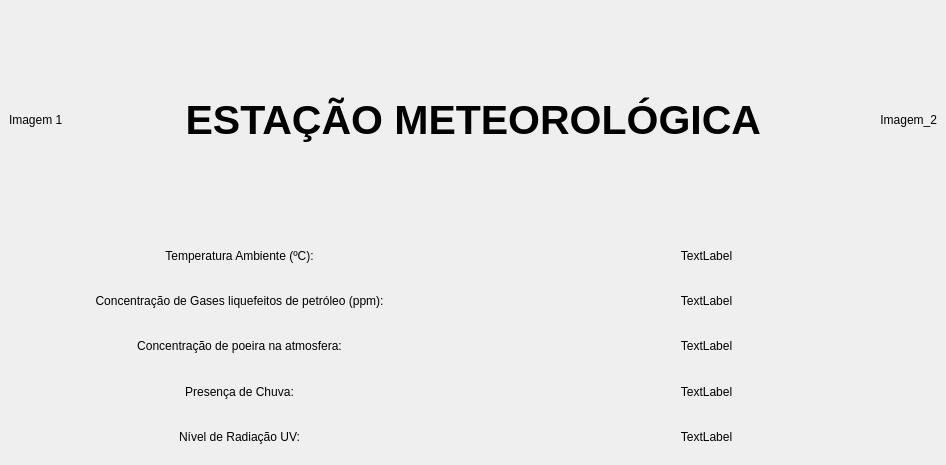
Before: the Qt Designer form QT Project/Projeto-Final-Lab3/mainwindow.ui in matheussebastiani/Lab3-Projeto-Final, drawn with Qt 5.
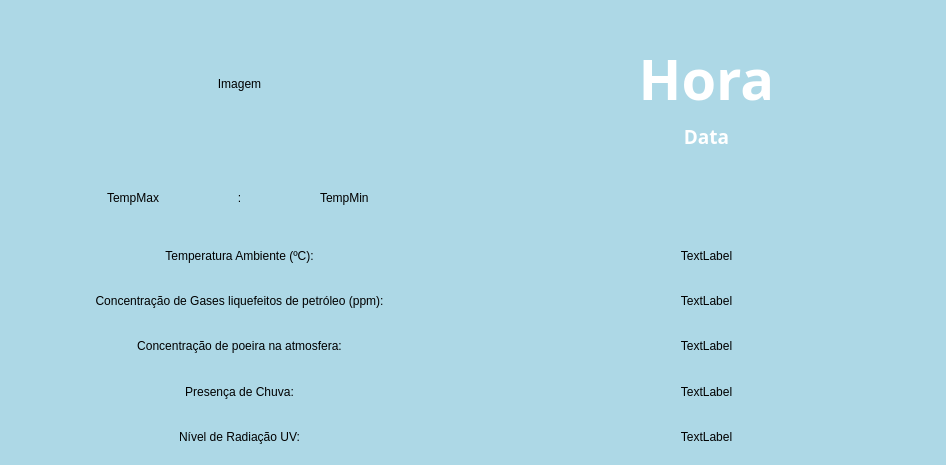
After: the same form once the commit is applied.

Commit message: Atualizei a interface gráfica e adicionei um arquivo .qrc

Diff of the .ui file:
```diff
--- a/QT Project/Projeto-Final-Lab3/mainwindow.ui
+++ b/QT Project/Projeto-Final-Lab3/mainwindow.ui
@@ -25,9 +25,12 @@
   <property name="windowTitle">
    <string>Estação Meteorológica</string>
   </property>
+  <property name="styleSheet">
+   <string notr="true">background-color: lightblue;</string>
+  </property>
   <widget class="QWidget" name="centralwidget">
    <layout class="QGridLayout" name="gridLayout_2">
-    <item row="1" column="0">
+    <item row="2" column="0">
      <layout class="QGridLayout" name="gridLayout">
       <item row="1" column="0">
        <widget class="QLabel" name="gases_label">
@@ -134,38 +137,113 @@
     <item row="0" column="0">
      <layout class="QHBoxLayout" name="horizontalLayout">
       <item>
-       <widget class="QLabel" name="imagem_1_label">
+       <layout class="QVBoxLayout" name="verticalLayout_5">
+        <item>
+         <widget class="QLabel" name="imagem_label">
+          <property name="minimumSize">
+           <size>
+            <width>150</width>
+            <height>150</height>
+           </size>
+          </property>
         <property name="text">
-         <string>Imagem 1</string>
-        </property>
+           <string>Imagem</string>
+          </property>
+          <property name="alignment">
+           <set>Qt::AlignCenter</set>
+          </property>
        </widget>
       </item>
       <item>
-       <widget class="QLabel" name="titulo_label">
+         <layout class="QHBoxLayout" name="horizontalLayout_2">
+          <item>
+           <widget class="QLabel" name="temp_max_label">
+            <property name="text">
+             <string>TempMax</string>
+            </property>
+            <property name="alignment">
+             <set>Qt::AlignRight|Qt::AlignTrailing|Qt::AlignVCenter</set>
+            </property>
+           </widget>
+          </item>
+          <item>
+           <widget class="QLabel" name="label_2">
+            <property name="enabled">
+             <bool>true</bool>
+            </property>
+            <property name="minimumSize">
+             <size>
+              <width>10</width>
+              <height>10</height>
+             </size>
+            </property>
+            <property name="text">
+             <string>:</string>
+            </property>
+            <property name="alignment">
+             <set>Qt::AlignCenter</set>
+            </property>
+           </widget>
+          </item>
+          <item>
+           <widget class="QLabel" name="temp_min_label">
+            <property name="text">
+             <string>TempMin</string>
+            </property>
+           </widget>
+          </item>
+         </layout>
+        </item>
+       </layout>
+      </item>
+      <item>
+       <layout class="QVBoxLayout" name="verticalLayout_4">
+        <item>
+         <widget class="QLabel" name="hora_label">
         <property name="font">
          <font>
-          <pointsize>31</pointsize>
+            <family>Waree</family>
+            <pointsize>42</pointsize>
           <weight>75</weight>
           <bold>true</bold>
          </font>
         </property>
+          <property name="styleSheet">
+           <string notr="true">color: white;</string>
+          </property>
         <property name="text">
-         <string>ESTAÇÃO METEOROLÓGICA</string>
-        </property>
+           <string>Hora</string>
+          </property>
+          <property name="textFormat">
+           <enum>Qt::PlainText</enum>
+          </property>
         <property name="alignment">
-         <set>Qt::AlignRight|Qt::AlignTrailing|Qt::AlignVCenter</set>
+           <set>Qt::AlignBottom|Qt::AlignHCenter</set>
         </property>
        </widget>
       </item>
       <item>
-       <widget class="QLabel" name="imagem_2_label">
+         <widget class="QLabel" name="dia_label">
+          <property name="font">
+           <font>
+            <family>Waree</family>
+            <pointsize>14</pointsize>
+            <weight>75</weight>
+            <bold>true</bold>
+           </font>
+          </property>
+          <property name="styleSheet">
+           <string notr="true">color: white;</string>
+          </property>
         <property name="text">
-         <string>Imagem_2</string>
+           <string>Data</string>
         </property>
         <property name="alignment">
-         <set>Qt::AlignRight|Qt::AlignTrailing|Qt::AlignVCenter</set>
-        </property>
-       </widget>
+           <set>Qt::AlignHCenter|Qt::AlignTop</set>
+          </property>
+         </widget>
+        </item>
+       </layout>
       </item>
      </layout>
     </item>
```
Left out of the diff: 66 changed lines with no effect on the pictures. Lines whose indentation alone changed are shown as unchanged. The commit also changes 4 other files.
